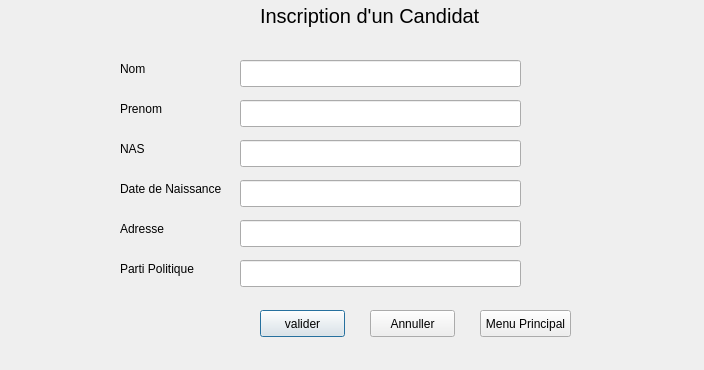
Old version of the form Formulaire/candidatinscriptions.ui in the repository edwinandradeospino/CplusConsoleQt.
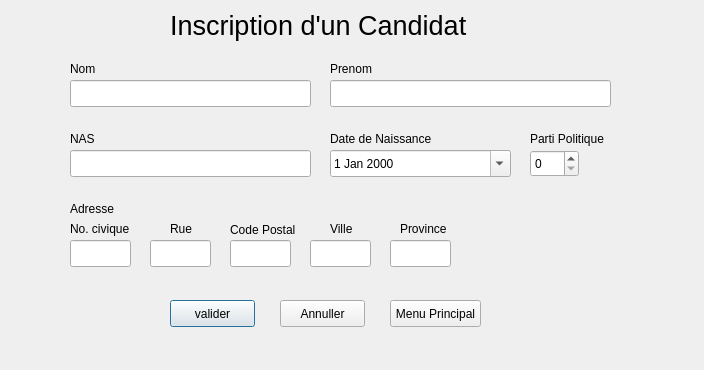
New version of the form.

The edit to the form file:
```diff
--- a/Formulaire/candidatinscriptions.ui
+++ b/Formulaire/candidatinscriptions.ui
@@ -16,7 +16,7 @@
   <widget class="QLabel" name="label">
    <property name="geometry">
     <rect>
-     <x>120</x>
+     <x>70</x>
      <y>60</y>
      <width>55</width>
      <height>17</height>
@@ -29,8 +29,8 @@
   <widget class="QLabel" name="label_2">
    <property name="geometry">
     <rect>
-     <x>120</x>
-     <y>100</y>
+     <x>330</x>
+     <y>60</y>
      <width>55</width>
      <height>17</height>
     </rect>
@@ -42,8 +42,8 @@
   <widget class="QLabel" name="label_3">
    <property name="geometry">
     <rect>
-     <x>120</x>
-     <y>140</y>
+     <x>70</x>
+     <y>130</y>
      <width>55</width>
      <height>17</height>
     </rect>
@@ -55,8 +55,8 @@
   <widget class="QLabel" name="label_4">
    <property name="geometry">
     <rect>
-     <x>120</x>
-     <y>180</y>
+     <x>330</x>
+     <y>130</y>
      <width>131</width>
      <height>17</height>
     </rect>
@@ -68,21 +68,21 @@
   <widget class="QLabel" name="label_5">
    <property name="geometry">
     <rect>
-     <x>120</x>
-     <y>220</y>
-     <width>55</width>
+     <x>70</x>
+     <y>200</y>
+     <width>61</width>
      <height>17</height>
     </rect>
    </property>
    <property name="text">
-    <string>Adresse</string>
+    <string>Adresse </string>
    </property>
   </widget>
   <widget class="QLabel" name="label_6">
    <property name="geometry">
     <rect>
-     <x>120</x>
-     <y>260</y>
+     <x>530</x>
+     <y>130</y>
      <width>91</width>
      <height>17</height>
     </rect>
@@ -94,15 +94,15 @@
   <widget class="QLabel" name="label_7">
    <property name="geometry">
     <rect>
-     <x>260</x>
-     <y>0</y>
-     <width>271</width>
+     <x>170</x>
+     <y>10</y>
+     <width>341</width>
      <height>31</height>
     </rect>
    </property>
    <property name="font">
     <font>
-     <pointsize>15</pointsize>
+     <pointsize>20</pointsize>
     </font>
    </property>
    <property name="layoutDirection">
@@ -115,8 +115,8 @@
   <widget class="QPushButton" name="pushButton">
    <property name="geometry">
     <rect>
-     <x>260</x>
-     <y>310</y>
+     <x>170</x>
+     <y>300</y>
      <width>85</width>
      <height>27</height>
     </rect>
@@ -128,8 +128,8 @@
   <widget class="QPushButton" name="pushButton_2">
    <property name="geometry">
     <rect>
-     <x>370</x>
-     <y>310</y>
+     <x>280</x>
+     <y>300</y>
      <width>85</width>
      <height>27</height>
     </rect>
@@ -141,8 +141,8 @@
   <widget class="QPushButton" name="pushButton_3">
    <property name="geometry">
     <rect>
-     <x>480</x>
-     <y>310</y>
+     <x>390</x>
+     <y>300</y>
      <width>91</width>
      <height>27</height>
     </rect>
@@ -154,9 +154,9 @@
   <widget class="QLineEdit" name="lineEdit">
    <property name="geometry">
     <rect>
-     <x>240</x>
-     <y>60</y>
-     <width>281</width>
+     <x>70</x>
+     <y>80</y>
+     <width>241</width>
      <height>27</height>
     </rect>
    </property>
@@ -164,8 +164,8 @@
   <widget class="QLineEdit" name="lineEdit_2">
    <property name="geometry">
     <rect>
-     <x>240</x>
-     <y>100</y>
+     <x>330</x>
+     <y>80</y>
      <width>281</width>
      <height>27</height>
     </rect>
@@ -174,19 +174,9 @@
   <widget class="QLineEdit" name="lineEdit_3">
    <property name="geometry">
     <rect>
-     <x>240</x>
-     <y>140</y>
-     <width>281</width>
-     <height>27</height>
-    </rect>
-   </property>
-  </widget>
-  <widget class="QLineEdit" name="lineEdit_4">
-   <property name="geometry">
-    <rect>
-     <x>240</x>
-     <y>180</y>
-     <width>281</width>
+     <x>70</x>
+     <y>150</y>
+     <width>241</width>
      <height>27</height>
     </rect>
    </property>
@@ -194,19 +184,154 @@
   <widget class="QLineEdit" name="lineEdit_5">
    <property name="geometry">
     <rect>
-     <x>240</x>
+     <x>70</x>
+     <y>240</y>
+     <width>61</width>
+     <height>27</height>
+    </rect>
+   </property>
+  </widget>
+  <widget class="QDateEdit" name="dateEdit">
+   <property name="geometry">
+    <rect>
+     <x>330</x>
+     <y>150</y>
+     <width>181</width>
+     <height>27</height>
+    </rect>
+   </property>
+   <property name="maximumDate">
+    <date>
+     <year>7937</year>
+     <month>12</month>
+     <day>31</day>
+    </date>
+   </property>
+   <property name="minimumDate">
+    <date>
+     <year>1770</year>
+     <month>1</month>
+     <day>1</day>
+    </date>
+   </property>
+   <property name="calendarPopup">
+    <bool>true</bool>
+   </property>
+  </widget>
+  <widget class="QSpinBox" name="spinBox">
+   <property name="geometry">
+    <rect>
+     <x>530</x>
+     <y>150</y>
+     <width>49</width>
+     <height>27</height>
+    </rect>
+   </property>
+   <property name="maximum">
+    <number>4</number>
+   </property>
+  </widget>
+  <widget class="QLabel" name="label_8">
+   <property name="geometry">
+    <rect>
+     <x>70</x>
      <y>220</y>
-     <width>281</width>
-     <height>27</height>
+     <width>61</width>
+     <height>17</height>
     </rect>
    </property>
+   <property name="text">
+    <string>No. civique</string>
+   </property>
   </widget>
   <widget class="QLineEdit" name="lineEdit_6">
    <property name="geometry">
     <rect>
-     <x>240</x>
-     <y>260</y>
-     <width>281</width>
+     <x>150</x>
+     <y>240</y>
+     <width>61</width>
+     <height>27</height>
+    </rect>
+   </property>
+  </widget>
+  <widget class="QLabel" name="label_9">
+   <property name="geometry">
+    <rect>
+     <x>170</x>
+     <y>220</y>
+     <width>31</width>
+     <height>17</height>
+    </rect>
+   </property>
+   <property name="text">
+    <string>Rue</string>
+   </property>
+  </widget>
+  <widget class="QLabel" name="label_10">
+   <property name="geometry">
+    <rect>
+     <x>230</x>
+     <y>220</y>
+     <width>71</width>
+     <height>20</height>
+    </rect>
+   </property>
+   <property name="text">
+    <string>Code Postal</string>
+   </property>
+  </widget>
+  <widget class="QLineEdit" name="lineEdit_7">
+   <property name="geometry">
+    <rect>
+     <x>230</x>
+     <y>240</y>
+     <width>61</width>
+     <height>27</height>
+    </rect>
+   </property>
+  </widget>
+  <widget class="QLineEdit" name="lineEdit_8">
+   <property name="geometry">
+    <rect>
+     <x>310</x>
+     <y>240</y>
+     <width>61</width>
+     <height>27</height>
+    </rect>
+   </property>
+  </widget>
+  <widget class="QLabel" name="label_11">
+   <property name="geometry">
+    <rect>
+     <x>330</x>
+     <y>220</y>
+     <width>31</width>
+     <height>17</height>
+    </rect>
+   </property>
+   <property name="text">
+    <string>Ville</string>
+   </property>
+  </widget>
+  <widget class="QLabel" name="label_12">
+   <property name="geometry">
+    <rect>
+     <x>400</x>
+     <y>220</y>
+     <width>51</width>
+     <height>17</height>
+    </rect>
+   </property>
+   <property name="text">
+    <string>Province</string>
+   </property>
+  </widget>
+  <widget class="QLineEdit" name="lineEdit_9">
+   <property name="geometry">
+    <rect>
+     <x>390</x>
+     <y>240</y>
+     <width>61</width>
      <height>27</height>
     </rect>
    </property>
```
Left out of the diff: 2 changed lines with no effect on the pictures.
